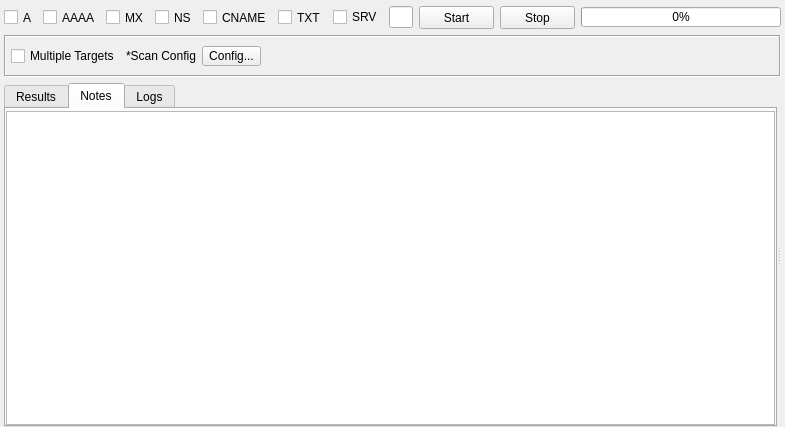
Above: sub3suite/src/engines/dns/Dns.ui from 3nock/OTE before the change. Below: the same form after it.
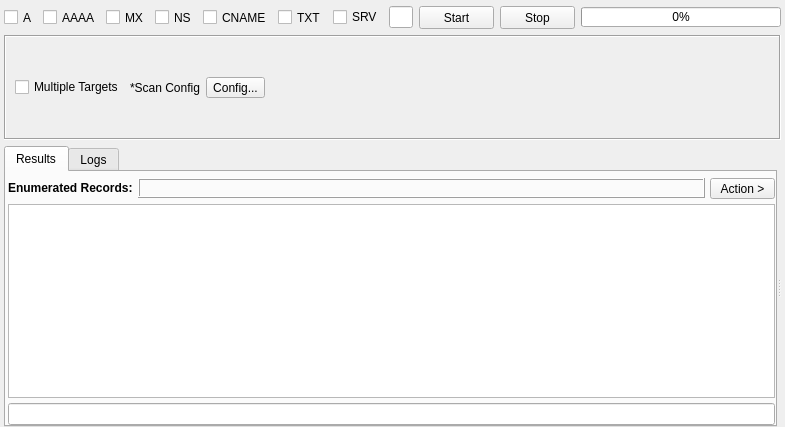
That is the form after the change. The open tabs and pages were chosen to show the change. Custom widgets are drawn as their Qt base class.

Diff of the .ui file:
```diff
--- a/sub3suite/src/engines/dns/Dns.ui
+++ b/sub3suite/src/engines/dns/Dns.ui
@@ -212,40 +212,25 @@
     </layout>
    </item>
    <item>
-    <widget class="QFrame" name="frame">
-     <property name="sizePolicy">
-      <sizepolicy hsizetype="Preferred" vsizetype="Maximum">
-       <horstretch>0</horstretch>
-       <verstretch>0</verstretch>
-      </sizepolicy>
-     </property>
-     <property name="minimumSize">
-      <size>
-       <width>0</width>
-       <height>42</height>
-      </size>
-     </property>
-     <property name="maximumSize">
-      <size>
-       <width>16777215</width>
-       <height>42</height>
-      </size>
-     </property>
-     <property name="styleSheet">
-      <string notr="true"/>
-     </property>
+    <widget class="QFrame" name="">
      <property name="frameShape">
       <enum>QFrame::Box</enum>
      </property>
      <property name="frameShadow">
       <enum>QFrame::Sunken</enum>
      </property>
-     <layout class="QHBoxLayout" name="horizontalLayout_5">
+     <layout class="QHBoxLayout" name="horizontalLayout_4">
       <property name="leftMargin">
-       <number>5</number>
+       <number>9</number>
+      </property>
+      <property name="topMargin">
+       <number>6</number>
       </property>
       <property name="rightMargin">
-       <number>5</number>
+       <number>9</number>
+      </property>
+      <property name="bottomMargin">
+       <number>6</number>
       </property>
       <item>
        <widget class="QCheckBox" name="checkBoxMultipleTargets">
@@ -474,28 +459,6 @@
            </item>
           </layout>
          </widget>
-         <widget class="QWidget" name="tabNotes">
-          <attribute name="title">
-           <string>Notes</string>
-          </attribute>
-          <layout class="QVBoxLayout" name="verticalLayout_3">
-           <property name="leftMargin">
-            <number>0</number>
-           </property>
-           <property name="topMargin">
-            <number>2</number>
-           </property>
-           <property name="rightMargin">
-            <number>0</number>
-           </property>
-           <property name="bottomMargin">
-            <number>0</number>
-           </property>
-           <item>
-            <widget class="QPlainTextEdit" name="plainTextEditNotes"/>
-           </item>
-          </layout>
-         </widget>
          <widget class="QWidget" name="tabLogs">
           <attribute name="title">
            <string>Logs</string>
```
